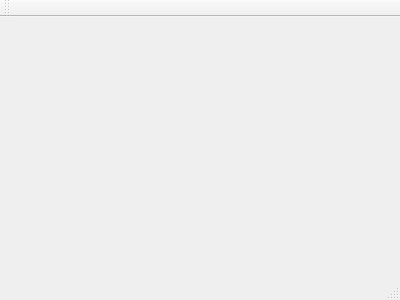
Qt form mainwindow.ui (Lincyaw/GroupGameWork) before a commit.
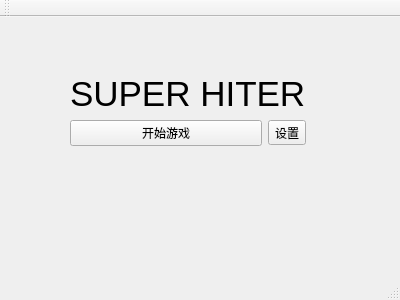
The same form after that commit.

The edit to the form file:
```diff
--- a/mainwindow.ui
+++ b/mainwindow.ui
@@ -12,13 +12,146 @@
   <property name="windowTitle" >
    <string>MainWindow</string>
   </property>
-  <widget class="QMenuBar" name="menuBar" />
-  <widget class="QToolBar" name="mainToolBar" />
-  <widget class="QWidget" name="centralWidget" />
-  <widget class="QStatusBar" name="statusBar" />
+  <widget class="QWidget" name="centralWidget">
+   <widget class="QWidget" name="">
+    <property name="geometry">
+     <rect>
+      <x>-4</x>
+      <y>20</y>
+      <width>389</width>
+      <height>146</height>
+     </rect>
+    </property>
+    <layout class="QVBoxLayout" name="verticalLayout_2">
+     <item>
+      <spacer name="verticalSpacer">
+       <property name="orientation">
+        <enum>Qt::Vertical</enum>
+       </property>
+       <property name="sizeHint" stdset="0">
+        <size>
+         <width>20</width>
+         <height>40</height>
+        </size>
+       </property>
+      </spacer>
+     </item>
+     <item>
+      <layout class="QHBoxLayout" name="horizontalLayout_2">
+       <item>
+        <spacer name="horizontalSpacer">
+         <property name="orientation">
+          <enum>Qt::Horizontal</enum>
+         </property>
+         <property name="sizeHint" stdset="0">
+          <size>
+           <width>88</width>
+           <height>20</height>
+          </size>
+         </property>
+        </spacer>
+       </item>
+       <item>
+        <widget class="QWidget" name="widget" native="true">
+         <zorder>begin</zorder>
+         <zorder>label</zorder>
+         <zorder>toolButton</zorder>
+         <zorder>toolButton</zorder>
+        </widget>
+       </item>
+       <item>
+        <layout class="QVBoxLayout" name="verticalLayout">
+         <item>
+          <widget class="QLabel" name="label">
+           <property name="font">
+            <font>
+             <family>Arial</family>
+             <pointsize>26</pointsize>
+            </font>
+           </property>
+           <property name="frameShadow">
+            <enum>QFrame::Plain</enum>
+           </property>
+           <property name="text">
+            <string>SUPER HITER</string>
+           </property>
+           <property name="textFormat">
+            <enum>Qt::RichText</enum>
+           </property>
+          </widget>
+         </item>
+         <item>
+          <layout class="QHBoxLayout" name="horizontalLayout">
+           <item>
+            <widget class="QPushButton" name="begin">
+             <property name="text">
+              <string>开始游戏</string>
+             </property>
+            </widget>
+           </item>
+           <item>
+            <widget class="QToolButton" name="toolButton">
+             <property name="text">
+              <string>设置</string>
+             </property>
+            </widget>
+           </item>
+          </layout>
+         </item>
+        </layout>
+       </item>
+       <item>
+        <spacer name="horizontalSpacer_2">
+         <property name="orientation">
+          <enum>Qt::Horizontal</enum>
+         </property>
+         <property name="sizeHint" stdset="0">
+          <size>
+           <width>98</width>
+           <height>20</height>
+          </size>
+         </property>
+        </spacer>
+       </item>
+      </layout>
+     </item>
+     <item>
+      <spacer name="verticalSpacer_2">
+       <property name="orientation">
+        <enum>Qt::Vertical</enum>
+       </property>
+       <property name="sizeHint" stdset="0">
+        <size>
+         <width>20</width>
+         <height>40</height>
+        </size>
+       </property>
+      </spacer>
+     </item>
+    </layout>
+   </widget>
+  </widget>
+  <widget class="QMenuBar" name="menuBar">
+   <property name="geometry">
+    <rect>
+     <x>0</x>
+     <y>0</y>
+     <width>400</width>
+     <height>17</height>
+    </rect>
+   </property>
+  </widget>
+  <widget class="QToolBar" name="mainToolBar">
+   <attribute name="toolBarArea">
+    <enum>TopToolBarArea</enum>
+   </attribute>
+   <attribute name="toolBarBreak">
+    <bool>false</bool>
+   </attribute>
+  </widget>
+  <widget class="QStatusBar" name="statusBar"/>
  </widget>
- <layoutDefault spacing="6" margin="11" />
- <pixmapfunction></pixmapfunction>
+ <layoutdefault spacing="6" margin="11"/>
  <resources/>
  <connections/>
 </ui>
```
Left out of the diff: 7 changed lines with no effect on the pictures.
